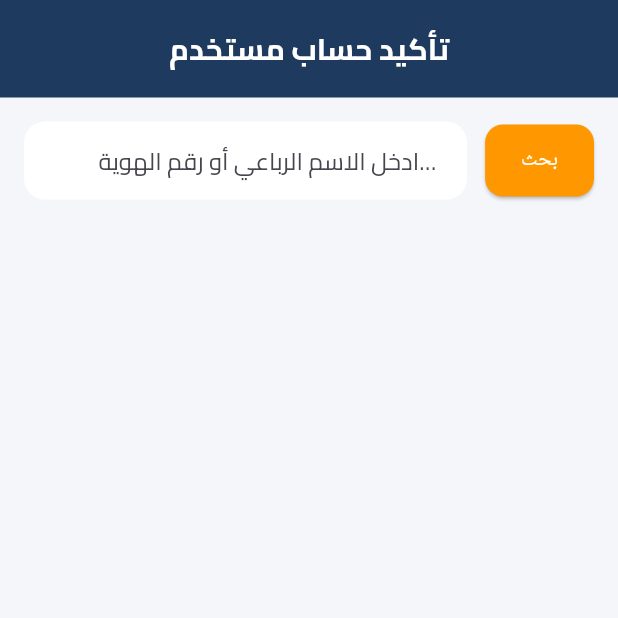
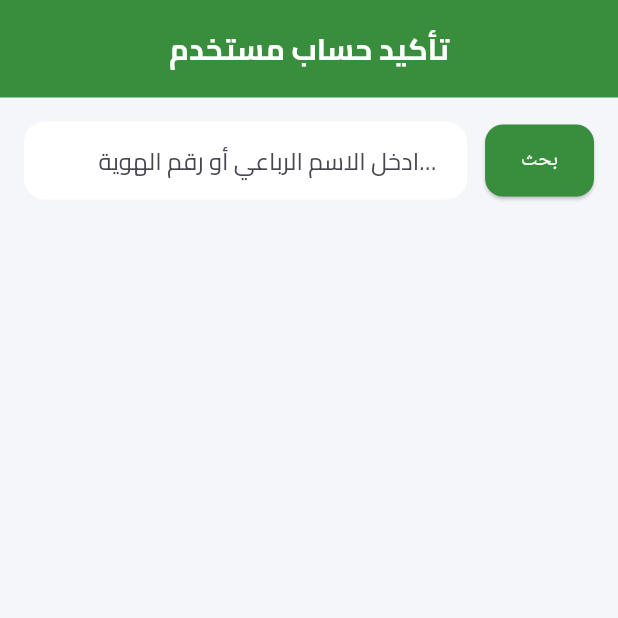
Before and after one commit to osamadweikat/Traffic-Department-Frontend, a Flutter app: the ConfirmUserScreen screen opened directly, on a phone screen of 412 x 824 dp, the top half of it. Run offline on Flutter 3.47's test engine with Material 3 defaults, Android fonts, the phone set to English and light mode, and no system bars; our stand-ins replace data_table_2, easy_localization, file_picker, image_picker, lottie, month_picker_dialog and 5 more; missing offline and left inert: universal_html; accounts and stored records are empty; project files that could hold a hidden picture were left out.

Commit message:
update staff dashboard screen

```diff
--- a/lib/screens/staff/tasks/confirm_user_screen.dart
+++ b/lib/screens/staff/tasks/confirm_user_screen.dart
@@ -69,7 +69,7 @@ class _ConfirmUserScreenState extends State<ConfirmUserScreen> {
       body: Column(
         children: [
           Container(
-            color: const Color(0xFF1E3A5F),
+            color: Colors.green.shade700,
             padding: const EdgeInsets.symmetric(horizontal: 24, vertical: 18),
             alignment: Alignment.center,
             child: const Text(
@@ -102,7 +102,7 @@ class _ConfirmUserScreenState extends State<ConfirmUserScreen> {
                 ElevatedButton(
                   onPressed: searchUser,
                   style: ElevatedButton.styleFrom(
-                    backgroundColor: Colors.orange,
+                    backgroundColor: Colors.green.shade700,
                     foregroundColor: Colors.white,
                     padding: const EdgeInsets.symmetric(horizontal: 24, vertical: 14),
                     shape: RoundedRectangleBorder(borderRadius: BorderRadius.circular(12)),
@@ -155,7 +155,7 @@ class _ConfirmUserScreenState extends State<ConfirmUserScreen> {
                                 Row(
                                   mainAxisAlignment: MainAxisAlignment.start,
                                   children: [
-                                    Icon(Icons.person, color: Colors.teal.shade700),
+                                    Icon(Icons.person, color: Colors.green.shade700),
                                     const SizedBox(width: 8),
                                     Expanded(
                                       child: Text(
@@ -207,7 +207,7 @@ class _ConfirmUserScreenState extends State<ConfirmUserScreen> {
   }
 
   Widget _infoRow(String label, String value) {
-    final labelColor = Colors.teal.shade700;
+    final labelColor = Colors.green.shade700;
 
     return Padding(
       padding: const EdgeInsets.only(bottom: 10),
--- a/lib/screens/staff/tasks/smart_search_screen.dart
+++ b/lib/screens/staff/tasks/smart_search_screen.dart
@@ -121,7 +121,7 @@ class _SmartSearchScreenState extends State<SmartSearchScreen>
         backgroundColor: const Color(0xFFF4F6FA),
         appBar: AppBar(
           automaticallyImplyLeading: false,
-          backgroundColor: Colors.blue.shade900,
+          backgroundColor: Colors.indigo.shade600,
           centerTitle: true,
           title: const Text(
             'البحث في النظام',
@@ -155,7 +155,7 @@ class _SmartSearchScreenState extends State<SmartSearchScreen>
                   ElevatedButton(
                     onPressed: _performSearch,
                     style: ElevatedButton.styleFrom(
-                      backgroundColor: Colors.blue.shade700,
+                      backgroundColor: Colors.indigo.shade600,
                       padding: const EdgeInsets.symmetric(
                         horizontal: 24,
                         vertical: 18,
--- a/lib/screens/staff/tasks/staff_messages/compose_message_screen.dart
+++ b/lib/screens/staff/tasks/staff_messages/compose_message_screen.dart
@@ -19,7 +19,7 @@ class _ComposeMessageScreenState extends State<ComposeMessageScreen> {
       child: Scaffold(
         backgroundColor: const Color(0xFFF4F6FA),
         appBar: AppBar(
-          backgroundColor: const Color(0xFF1E3A5F),
+          backgroundColor: Colors.teal.shade600,
           centerTitle: true,
           title: const Text(
             'رسالة جديدة',
--- a/lib/screens/staff/tasks/staff_messages/message_inbox_screen.dart
+++ b/lib/screens/staff/tasks/staff_messages/message_inbox_screen.dart
@@ -18,7 +18,7 @@ class _MessageInboxScreenState extends State<MessageInboxScreen> {
       child: Scaffold(
         backgroundColor: const Color(0xFFF4F6FA),
         appBar: AppBar(
-          backgroundColor: const Color(0xFF1E3A5F),
+          backgroundColor: Colors.teal.shade600,
           centerTitle: true,
           title: const Text(
             'صندوق الرسائل',
--- a/lib/screens/staff/tasks/staff_messages/message_thread_screen.dart
+++ b/lib/screens/staff/tasks/staff_messages/message_thread_screen.dart
@@ -15,7 +15,7 @@ class MessageThreadScreen extends StatelessWidget {
         backgroundColor: const Color(0xFFF4F6FA),
         appBar: AppBar(
           automaticallyImplyLeading: false,
-          backgroundColor: const Color(0xFF1E3A5F),
+          backgroundColor: Colors.teal.shade600,
           centerTitle: true,
           title: const Text(
             'تفاصيل الرسالة',
--- a/lib/screens/staff/tasks/track_complaints_screen.dart
+++ b/lib/screens/staff/tasks/track_complaints_screen.dart
@@ -87,7 +87,7 @@ class _TrackComplaintsScreenState extends State<TrackComplaintsScreen> {
         backgroundColor: const Color(0xFFF4F6FA),
         appBar: AppBar(
           automaticallyImplyLeading: false,
-          backgroundColor: const Color(0xFF1E3A5F),
+          backgroundColor: Colors.deepOrange,
           title: const Text(
             'متابعة الشكاوى',
             style: TextStyle(color: Colors.white),
@@ -269,7 +269,7 @@ class _TrackComplaintsScreenState extends State<TrackComplaintsScreen> {
                           icon: const Icon(Icons.refresh),
                           label: const Text('تحديث الحالة'),
                           style: ElevatedButton.styleFrom(
-                            backgroundColor: const Color(0xFF1E3A5F),
+                            backgroundColor: Colors.deepOrange,
                             foregroundColor: Colors.white,
                             padding: const EdgeInsets.symmetric(
                               horizontal: 20,
@@ -312,7 +312,7 @@ class _TrackComplaintsScreenState extends State<TrackComplaintsScreen> {
                 style: TextStyle(
                   fontSize: 14,
                   fontWeight: FontWeight.bold,
-                  color: Colors.teal.shade700,
+                  color: Colors.deepOrange,
                 ),
               ),
               TextSpan(
```
Also changed, not shown: lib/screens/staff/dashboard/dashboard_messages_and_stats.dart (+50 -17 lines), lib/screens/staff/dashboard/dashboard_welcome_and_actions.dart (+4 -6 lines).
